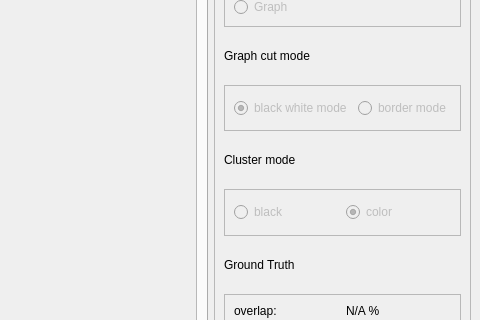
Old version of the form gui/bachelor/mainui/designer.ui in the repository MarcoGTL/BachelorProject; both pictures show x 649 to 1129 and y 289 to 609 of the 1129 by 942 pixel window.
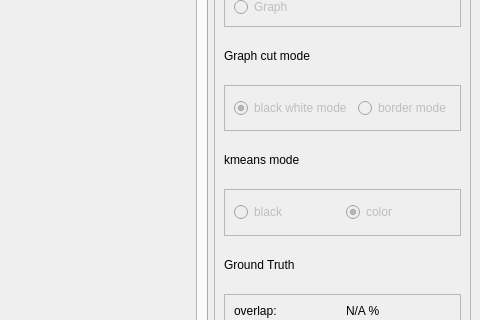
New version of the form.

What changed in the file:
```diff
--- a/gui/bachelor/mainui/designer.ui
+++ b/gui/bachelor/mainui/designer.ui
@@ -1457,7 +1457,7 @@
        <item row="8" column="0">
         <widget class="QLabel" name="clusterModeLabel">
          <property name="text">
-          <string>Cluster mode</string>
+          <string>kmeans mode</string>
          </property>
         </widget>
        </item>
```
Left out of the diff: 3 changed lines with no effect on the pictures.
